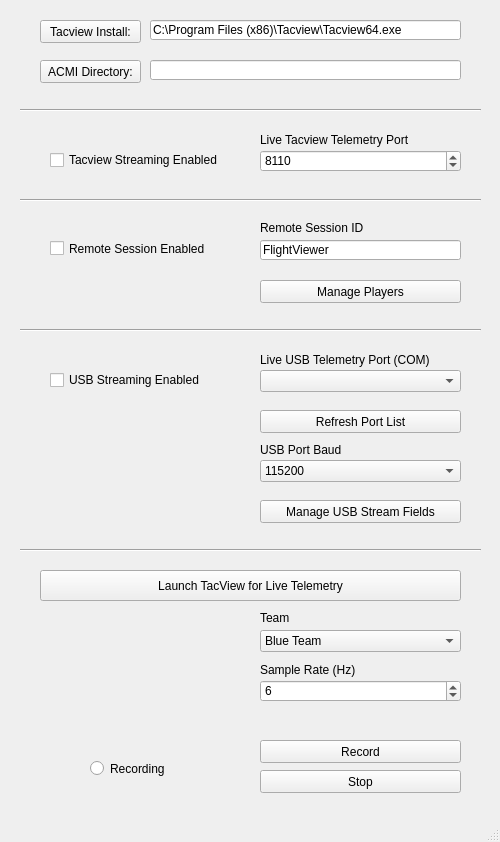
Above: src/gui/gui.ui from PowerBroker2/Thunder_Viewer before the change. Below: the same form after it.
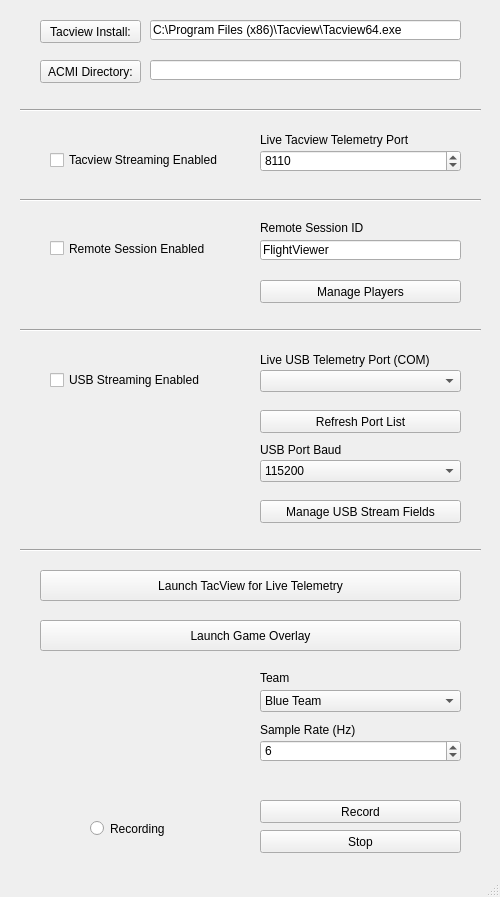
That is the form after the change. Icons and pictures are not drawn.

The edit to the form file:
```diff
--- a/src/gui/gui.ui
+++ b/src/gui/gui.ui
@@ -7,19 +7,19 @@
     <x>0</x>
     <y>0</y>
     <width>500</width>
-    <height>842</height>
+    <height>897</height>
    </rect>
   </property>
   <property name="minimumSize">
    <size>
     <width>500</width>
-    <height>842</height>
+    <height>897</height>
    </size>
   </property>
   <property name="maximumSize">
    <size>
     <width>500</width>
-    <height>1015</height>
+    <height>897</height>
    </size>
   </property>
   <property name="windowTitle">
@@ -47,7 +47,7 @@
     <property name="geometry">
      <rect>
       <x>90</x>
-      <y>760</y>
+      <y>820</y>
       <width>82</width>
       <height>17</height>
      </rect>
@@ -60,7 +60,7 @@
     <property name="geometry">
      <rect>
       <x>260</x>
-      <y>740</y>
+      <y>800</y>
       <width>201</width>
       <height>23</height>
      </rect>
@@ -76,7 +76,7 @@
     <property name="geometry">
      <rect>
       <x>260</x>
-      <y>770</y>
+      <y>830</y>
       <width>201</width>
       <height>23</height>
      </rect>
@@ -478,7 +478,7 @@
     <property name="geometry">
      <rect>
       <x>260</x>
-      <y>630</y>
+      <y>690</y>
       <width>201</width>
       <height>22</height>
      </rect>
@@ -501,7 +501,7 @@
     <property name="geometry">
      <rect>
       <x>260</x>
-      <y>610</y>
+      <y>670</y>
       <width>201</width>
       <height>16</height>
      </rect>
@@ -514,7 +514,7 @@
     <property name="geometry">
      <rect>
       <x>260</x>
-      <y>680</y>
+      <y>740</y>
       <width>201</width>
       <height>22</height>
      </rect>
@@ -536,7 +536,7 @@
     <property name="geometry">
      <rect>
       <x>260</x>
-      <y>660</y>
+      <y>720</y>
       <width>201</width>
       <height>20</height>
      </rect>
@@ -577,6 +577,22 @@
      <string>Manage USB Stream Fields</string>
     </property>
    </widget>
+   <widget class="QPushButton" name="launch_overlay">
+    <property name="geometry">
+     <rect>
+      <x>40</x>
+      <y>620</y>
+      <width>421</width>
+      <height>31</height>
+     </rect>
+    </property>
+    <property name="toolTip">
+     <string>Launches Tacview as specified in &quot;Tacview Install&quot; field at the top of the GUI</string>
+    </property>
+    <property name="text">
+     <string>Launch Game Overlay</string>
+    </property>
+   </widget>
   </widget>
   <widget class="QMenuBar" name="menubar">
    <property name="geometry">
```
